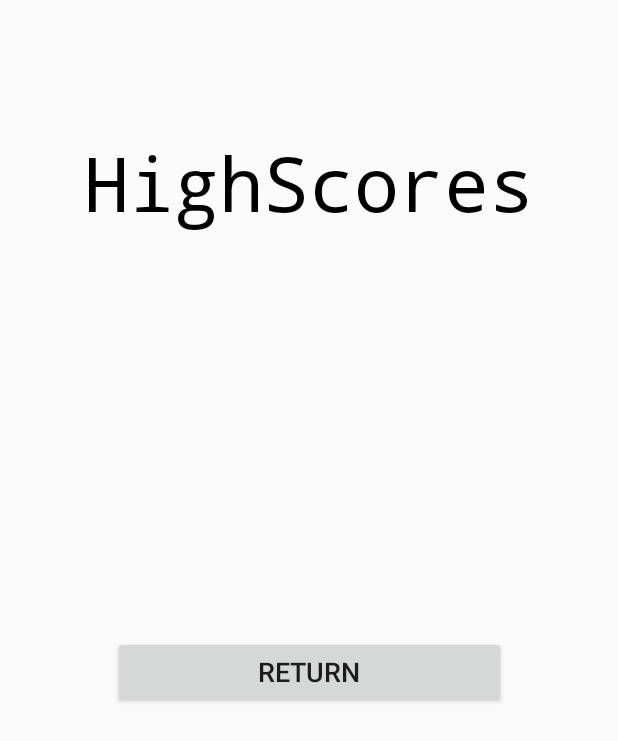
After one commit to mjdall/BallFling, an Android app: the layout highscores_screen.xml on its own in the app's theme, with its tools: preview values and no code run, on a phone screen of 412 x 824 dp. The commit adds this screen. Shown: the top 741 px of the screen. Run offline under Robolectric (Android 15) with nearby library versions, the phone set to English and light mode, and no system bars.

Commit message:
Need to fix intent switching, then initial hs page should be working

```diff
--- a/app/src/main/java/name/small/ballflinggame/HomeScreen.java
+++ b/app/src/main/java/name/small/ballflinggame/HomeScreen.java
@@ -1,5 +1,6 @@
 package name.small.ballflinggame;
 
+import android.content.Intent;
 import android.support.v7.app.AppCompatActivity;
 import android.os.Bundle;
 import android.view.View;
@@ -26,4 +27,9 @@ public class HomeScreen extends AppCompatActivity {
         // setContentView(layout);
 
     }
+
+    public void goToHighscores (View v) {
+        Intent myIntent = new Intent(this, HighScores.class);
+        startActivity(myIntent);
+    }
 }
--- /dev/null
+++ b/app/src/main/res/layout/highscores_screen.xml
@@ -0,0 +1,123 @@
+<?xml version="1.0" encoding="utf-8"?>
+<android.support.constraint.ConstraintLayout
+    xmlns:android="http://schemas.android.com/apk/res/android"
+    xmlns:app="http://schemas.android.com/apk/res-auto"
+    xmlns:tools="http://schemas.android.com/tools"
+    android:layout_width="match_parent"
+    android:layout_height="match_parent">
+
+    <Button
+        android:id="@+id/button4"
+        android:layout_width="262dp"
+        android:layout_height="48dp"
+        android:layout_marginStart="8dp"
+        android:layout_marginLeft="8dp"
+        android:layout_marginTop="32dp"
+        android:layout_marginEnd="8dp"
+        android:layout_marginRight="8dp"
+        android:onClick="returnToMain"
+        android:text="@string/return_hs"
+        android:textSize="18sp"
+        app:layout_constraintEnd_toEndOf="parent"
+        app:layout_constraintStart_toStartOf="parent"
+        app:layout_constraintTop_toBottomOf="@+id/score5" />
+
+    <TextView
+        android:id="@+id/textView3"
+        android:layout_width="wrap_content"
+        android:layout_height="wrap_content"
+        android:layout_marginStart="8dp"
+        android:layout_marginLeft="8dp"
+        android:layout_marginTop="88dp"
+        android:layout_marginEnd="8dp"
+        android:layout_marginRight="8dp"
+        android:text="@string/highscores_title"
+        android:textColor="@android:color/black"
+        android:textSize="50sp"
+        android:typeface="monospace"
+        app:layout_constraintEnd_toEndOf="parent"
+        app:layout_constraintStart_toStartOf="parent"
+        app:layout_constraintTop_toTopOf="parent" />
+
+    <name.small.ballflinggame.InteractiveBackground
+        android:id="@+id/interactiveBackground4"
+        android:layout_width="wrap_content"
+        android:layout_height="wrap_content"
+        app:layout_constraintStart_toStartOf="parent"
+        app:layout_constraintTop_toTopOf="parent" />
+
+    <TextView
+        android:id="@+id/score1"
+        android:layout_width="wrap_content"
+        android:layout_height="wrap_content"
+        android:layout_marginStart="8dp"
+        android:layout_marginLeft="8dp"
+        android:layout_marginTop="28dp"
+        android:layout_marginEnd="8dp"
+        android:layout_marginRight="8dp"
+        android:text="@string/score_1"
+        app:layout_constraintEnd_toEndOf="parent"
+        app:layout_constraintHorizontal_bias="0.501"
+        app:layout_constraintStart_toStartOf="parent"
+        app:layout_constraintTop_toBottomOf="@+id/textView3" />
+
+    <TextView
+        android:id="@+id/score2"
+        android:layout_width="4dp"
+        android:layout_height="0dp"
+        android:layout_marginStart="8dp"
+        android:layout_marginLeft="8dp"
+        android:layout_marginTop="28dp"
+        android:layout_marginEnd="8dp"
+        android:layout_marginRight="8dp"
+        android:text="@string/score_2"
+        app:layout_constraintEnd_toEndOf="parent"
+        app:layout_constraintStart_toStartOf="parent"
+        app:layout_constraintTop_toBottomOf="@+id/score1" />
+
+    <TextView
+        android:id="@+id/score3"
+        android:layout_width="4dp"
+        android:layout_height="0dp"
+        android:layout_marginStart="8dp"
+        android:layout_marginLeft="8dp"
+        android:layout_marginTop="28dp"
+        android:layout_marginEnd="8dp"
+        android:layout_marginRight="8dp"
+        android:text="@string/score_3"
+        app:layout_constraintEnd_toEndOf="parent"
+        app:layout_constraintHorizontal_bias="0.51"
+        app:layout_constraintStart_toStartOf="parent"
+        app:layout_constraintTop_toBottomOf="@+id/score2" />
+
+    <TextView
+        android:id="@+id/score4"
+        android:layout_width="4dp"
+        android:layout_height="0dp"
+        android:layout_marginStart="8dp"
+        android:layout_marginLeft="8dp"
+        android:layout_marginTop="28dp"
+        android:layout_marginEnd="8dp"
+        android:layout_marginRight="8dp"
+        android:text="@string/score_4"
+        app:layout_constraintEnd_toEndOf="parent"
+        app:layout_constraintHorizontal_bias="0.521"
+        app:layout_constraintStart_toStartOf="parent"
+        app:layout_constraintTop_toBottomOf="@+id/score3" />
+
+    <TextView
+        android:id="@+id/score5"
+        android:layout_width="4dp"
+        android:layout_height="0dp"
+        android:layout_marginStart="8dp"
+        android:layout_marginLeft="8dp"
+        android:layout_marginTop="28dp"
+        android:layout_marginEnd="8dp"
+        android:layout_marginRight="8dp"
+        android:text="@string/score_5"
+        app:layout_constraintEnd_toEndOf="parent"
+        app:layout_constraintHorizontal_bias="0.532"
+        app:layout_constraintStart_toStartOf="parent"
+        app:layout_constraintTop_toBottomOf="@+id/score4" />
+
+</android.support.constraint.ConstraintLayout>
--- a/app/src/main/res/values/strings.xml
+++ b/app/src/main/res/values/strings.xml
@@ -4,4 +4,11 @@
     <string name="play_game">Play Game</string>
     <string name="exit_Game">Exit</string>
     <string name="high_scores">High Scores</string>
+    <string name="highscores_title">HighScores</string>
+    <string name="score_1" />
+    <string name="score_2" />
+    <string name="score_3" />
+    <string name="score_5" />
+    <string name="score_4" />
+    <string name="return_hs">Return</string>
 </resources>
--- a/build.gradle
+++ b/build.gradle
@@ -7,7 +7,7 @@ buildscript {
         jcenter()
     }
     dependencies {
-        classpath 'com.android.tools.build:gradle:3.1.4'
+        classpath 'com.android.tools.build:gradle:3.2.0'
 
 
         // NOTE: Do not place your application dependencies here; they belong
```
Also changed, not shown: app/src/main/java/name/small/ballflinggame/HighScores.java (added, +62 -0 lines), app/src/main/java/name/small/ballflinggame/SoccerMumName.java (added, +36 -0 lines), app/src/main/java/name/small/ballflinggame/SoccerMumNameGeneratorGoodnessXD.java (added, +38 -0 lines), app/src/main/res/layout/home_screen.xml (+38 -8 lines), gradle/wrapper/gradle-wrapper.properties, 1 other file.
